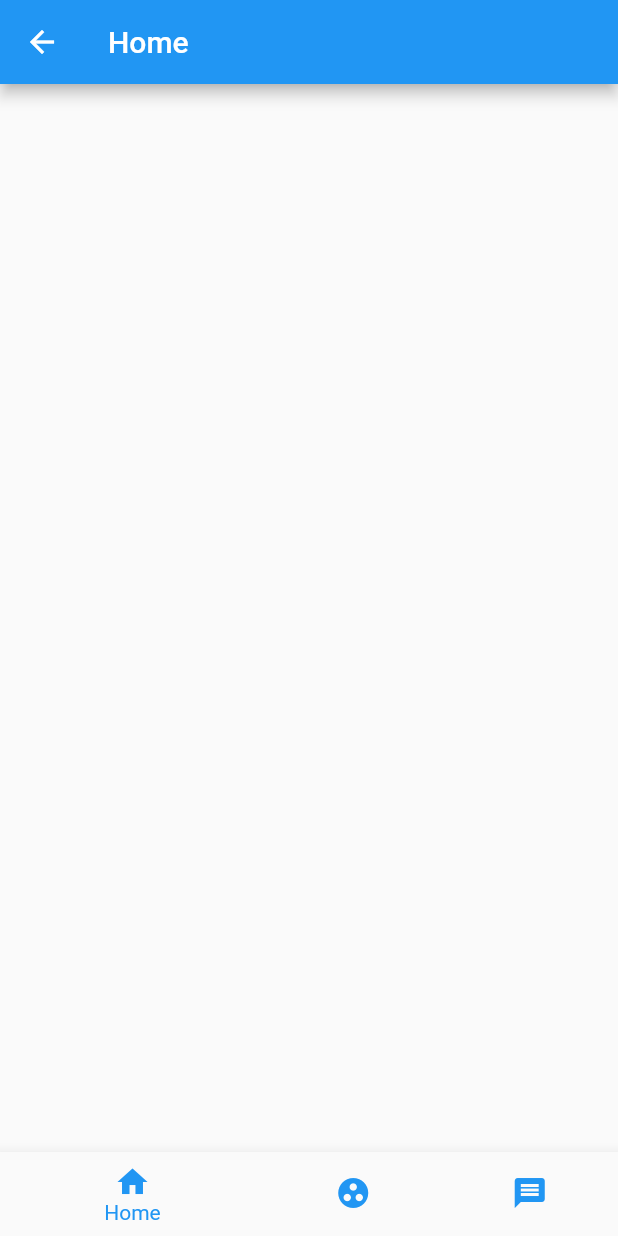
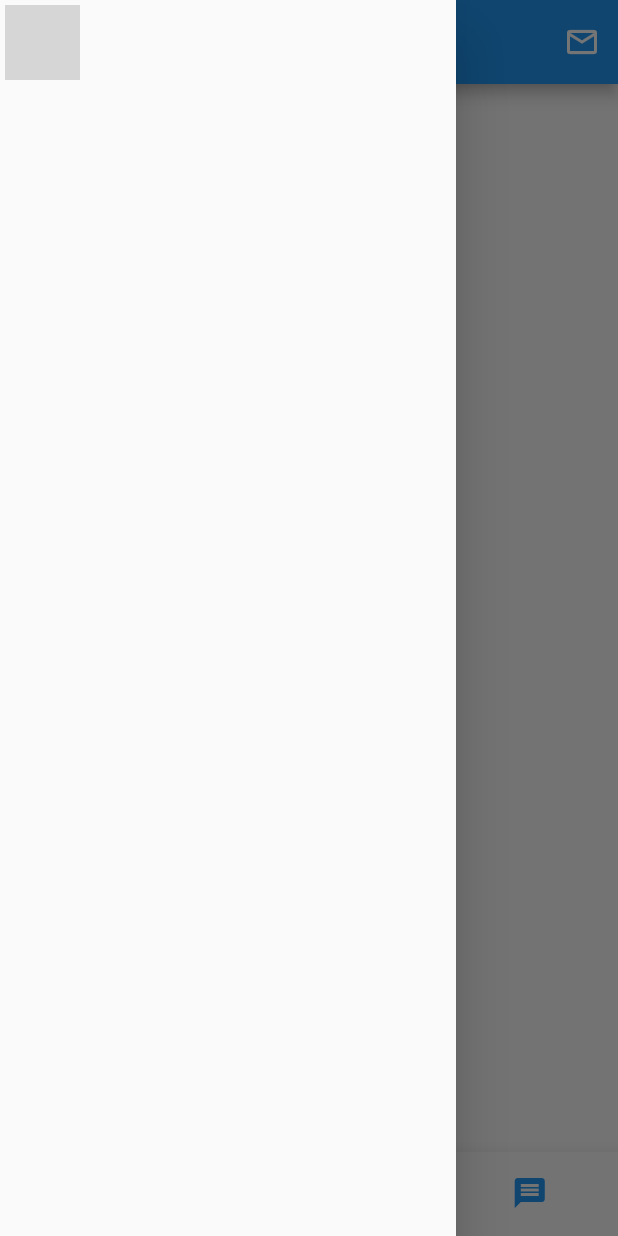
Before and after one commit to Intrejan/Working_Group, a Flutter app: the Homepage screen opened directly, with the side drawer open (before the commit the screen has no drawer), on a phone screen of 412 x 824 dp. Run offline on Flutter 3.47's test engine with Material 2 defaults, Android fonts, the phone set to English and light mode, and no system bars; our stand-ins replace shared_preferences; missing offline and left inert: groovin_material_icons; accounts and stored records are empty; grey boxes are pictures that could not be loaded.

```diff
--- a/lib/home_page.dart
+++ b/lib/home_page.dart
@@ -1,9 +1,10 @@
 import 'package:flutter/cupertino.dart';
 import 'package:flutter/material.dart';
 import 'package:flutter/widgets.dart';
-import 'group_screen.dart';
-import 'home_screen.dart';
-import 'news_screen.dart';
+import 'package:working_group/screen/groupScreen/group_screen.dart';
+import 'package:working_group/screen/home_screen.dart';
+import 'package:working_group/screen/news_screen.dart';
+import 'package:working_group/user_drawer.dart';
 class NavigationIconView {
   NavigationIconView({
     Widget icon,
@@ -71,9 +72,14 @@ class Homepage extends StatefulWidget{
 
 class _HomePageState extends State<Homepage> with TickerProviderStateMixin {
   int _currentIndex = 0;
+
   BottomNavigationBarType _type = BottomNavigationBarType.shifting;
   List<NavigationIconView> _navigationViews;
   List<Widget> list = List();
+  List<String> tilTes = ["Home","Group","News"];
+  TabController _tabController; //需要定义一个Controller
+  List tabs = ["Owned Group", "Joined Group","Passed Group"];
+
   @override
   void initState(){
     super.initState();
@@ -100,6 +106,8 @@ class _HomePageState extends State<Homepage> with TickerProviderStateMixin {
       ),
     ];
     _navigationViews[_currentIndex].controller.value = 1.0;
+
+    _tabController = TabController(length: tabs.length, vsync:this);
   }
 
   @override
@@ -126,11 +134,72 @@ class _HomePageState extends State<Homepage> with TickerProviderStateMixin {
         });
       },
     );
+
+    if(_currentIndex==1) {
+      return Scaffold(
+        appBar: AppBar(
+          leading: new Container(
+            margin: EdgeInsets.only(top: 3, left: 3,right: 3,bottom: 3),//容器补白
+            decoration: BoxDecoration(
+              shape: BoxShape.circle,
+              image: DecorationImage(
+                  image: new ExactAssetImage('assets/images/user.png'),
+                  fit: BoxFit.cover
+              ),
+            ),
+          ),
+          centerTitle: true,
+          title: Text("Group"),
+          bottom: TabBar(
+              controller: _tabController,
+              tabs: tabs.map((e) => Tab(text: e)).toList()
+          ),
+          actions: <Widget>[ //导航栏右侧菜单
+            IconButton(icon: Icon(Icons.mail_outline),
+                onPressed: () {
+
+                }),
+          ],
+        ),
+
+        body:TabBarView(
+          controller: _tabController,
+          children: tabs.map((e) { //创建3个Tab页
+            return Container(
+              child: GroupScreen(),
+            );
+          }).toList(),
+        ) ,
+        bottomNavigationBar: botNavBar,
+        drawer: UserDrawerPage(),
+      );
+    }
+
     return Scaffold(
+      appBar: new AppBar(
+        leading: new Container(
+          margin: EdgeInsets.only(top: 3, left: 3,right: 3,bottom: 3),//容器补白
+          decoration: BoxDecoration(
+            shape: BoxShape.circle,
+            image: DecorationImage(
+                image: new ExactAssetImage('assets/images/user.png'),
+                fit: BoxFit.cover
+            ),
+          ),
+        ),
+        centerTitle: true,
+        title: Text(tilTes[_currentIndex]),
+        actions: <Widget>[
+          new IconButton(
+              icon: new Icon(Icons.mail_outline),
+              onPressed: () {
+              })
+        ],
+      ),
       body: list[_currentIndex],
+      bottomNavigationBar: botNavBar,
+      drawer: UserDrawerPage(),
 
-      bottomNavigationBar: botNavBar,
     );
-
   }
 }
--- a/lib/main.dart
+++ b/lib/main.dart
@@ -1,7 +1,7 @@
 import 'package:flutter/material.dart';
 import 'package:working_group/register_page.dart';
 
-import 'group_screen.dart';
+import 'package:working_group/screen/groupScreen/group_screen.dart';
 import 'login_page.dart';
 
 void main() => runApp(MyApp());
--- a/lib/group_screen.dart
+++ b/lib/screen/groupScreen/group_screen.dart
@@ -6,12 +6,11 @@ class GroupScreen extends StatefulWidget {
 }
 
 class GroupScreenState extends State<GroupScreen> {
+
   @override
   Widget build(BuildContext context) {
     return Scaffold(
-      appBar: AppBar(
-        title: Text('Group'),
-      ),
+
     );
   }
 }
--- a/lib/home_screen.dart
+++ b/lib/screen/home_screen.dart
@@ -1,4 +1,5 @@
 import 'package:flutter/material.dart';
+
 
 class HomeScreen extends StatefulWidget {
   @override
@@ -8,10 +9,8 @@ class HomeScreen extends StatefulWidget {
 class HomeScreenState extends State<HomeScreen> {
   @override
   Widget build(BuildContext context) {
-    return Scaffold(
-      appBar: AppBar(
-        title: Text('Home'),
-      ),
+    return new Scaffold(
+
     );
   }
 }
--- a/lib/news_screen.dart
+++ b/lib/screen/news_screen.dart
@@ -8,10 +8,8 @@ class NewsScreen extends StatefulWidget {
 class NewsScreenState extends State<NewsScreen> {
   @override
   Widget build(BuildContext context) {
-    return Scaffold(
-      appBar: AppBar(
-        title: Text('News'),
-      ),
+    return new Scaffold(
+
     );
   }
 }
--- a/lib/user_drawer.dart
+++ b/lib/user_drawer.dart
@@ -0,0 +1,16 @@
+import 'package:flutter/material.dart';
+import 'package:flutter/widgets.dart';
+
+class UserDrawerPage extends StatefulWidget{
+  @override
+  _UserPageState createState()=>_UserPageState();
+  }
+
+  class _UserPageState extends State<UserDrawerPage>{
+  @override
+  Widget build(BuildContext context) {
+    // TODO: implement build
+    return new Drawer();
+  }
+
+}
--- a/pubspec.yaml
+++ b/pubspec.yaml
@@ -41,7 +41,8 @@ flutter:
   # included with your application, so that you can use the icons in
   # the material Icons class.
   uses-material-design: true
-
+  assets:
+    - assets/images/user.png
   # To add assets to your application, add an assets section, like this:
   # assets:
   #  - images/a_dot_burr.jpeg
```
